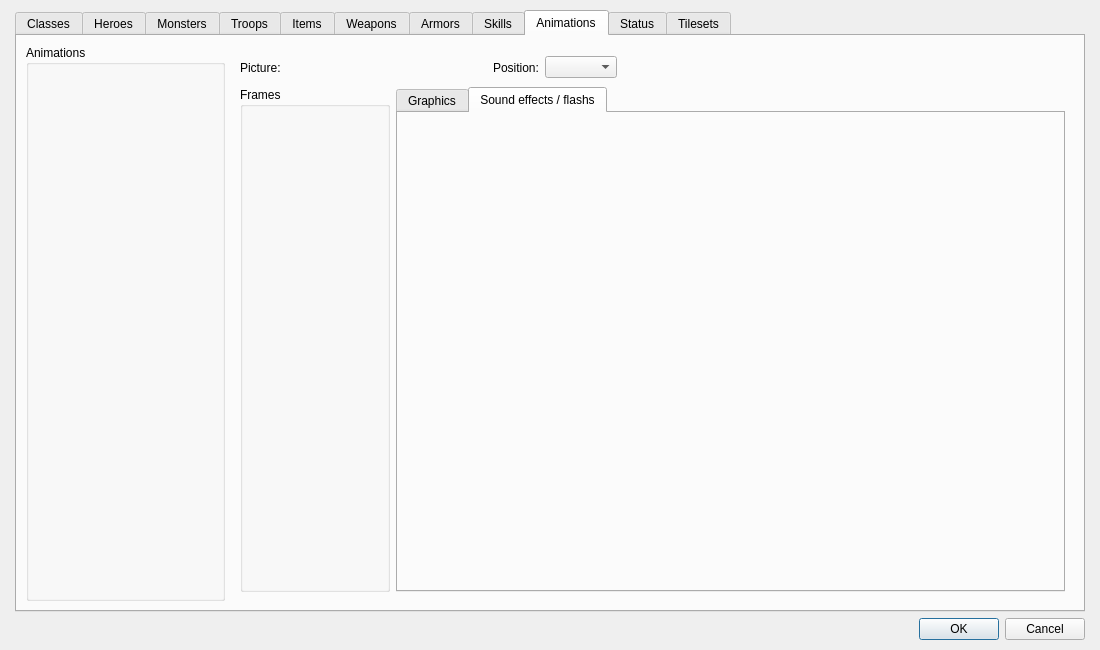
RPG-Paper-Maker/RPG-Paper-Maker, file Editor/Dialogs/dialogdatas.ui: the form before one commit.
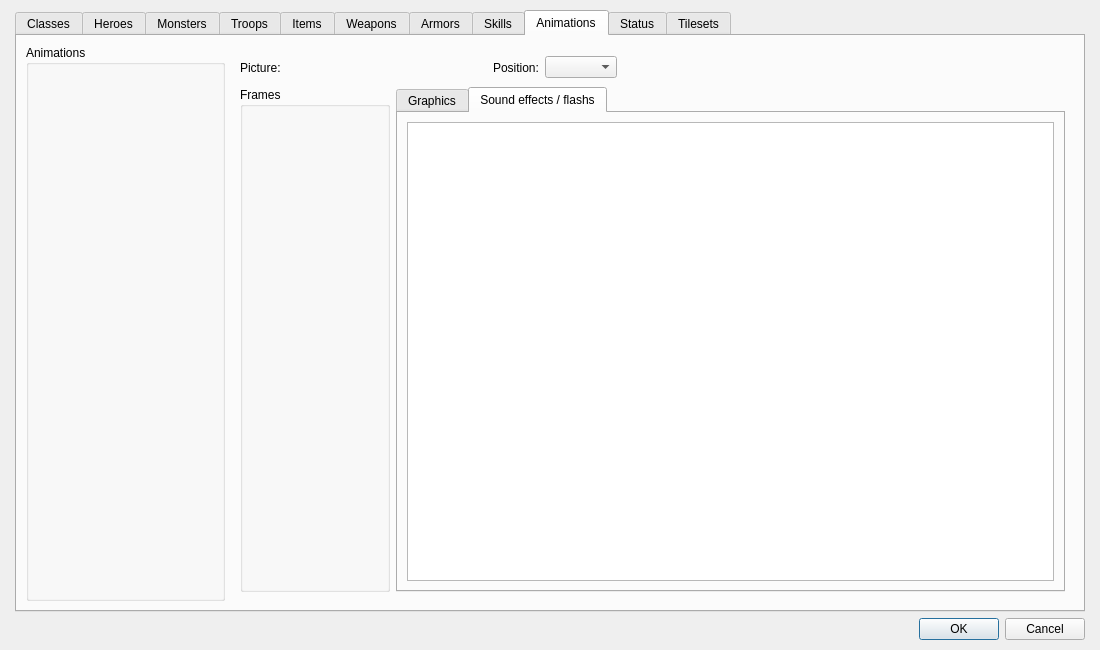
The form after the commit. The open tabs and pages were chosen to show the change. Custom widgets are drawn as their Qt base class.

Commit message: [WIP] 2D Animations: Sound effect system + UI

What changed in the file:
```diff
--- a/Editor/Dialogs/dialogdatas.ui
+++ b/Editor/Dialogs/dialogdatas.ui
@@ -998,6 +998,11 @@
                      <attribute name="title">
                       <string>Sound effects / flashs</string>
                      </attribute>
+                     <layout class="QGridLayout" name="gridLayout_30">
+                      <item row="0" column="0">
+                       <widget class="WidgetSuperTree" name="treeViewEffects"/>
+                      </item>
+                     </layout>
                     </widget>
                    </widget>
                   </item>
```
Left out of the diff: 10 changed lines with no effect on the pictures. The commit also changes 16 other files.
